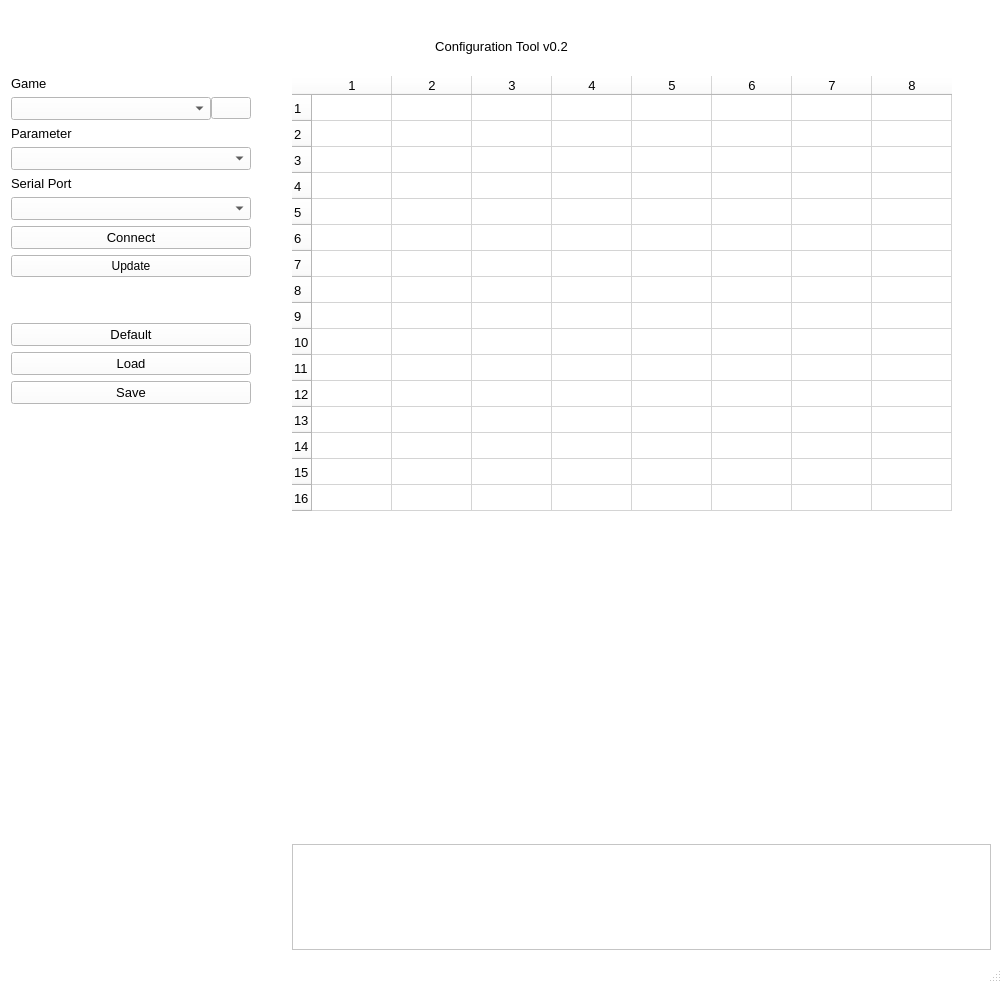
Above: afterglow_config/mainwindow.ui from bitfieldlabs/afterglow before the change. Below: the same form after it.
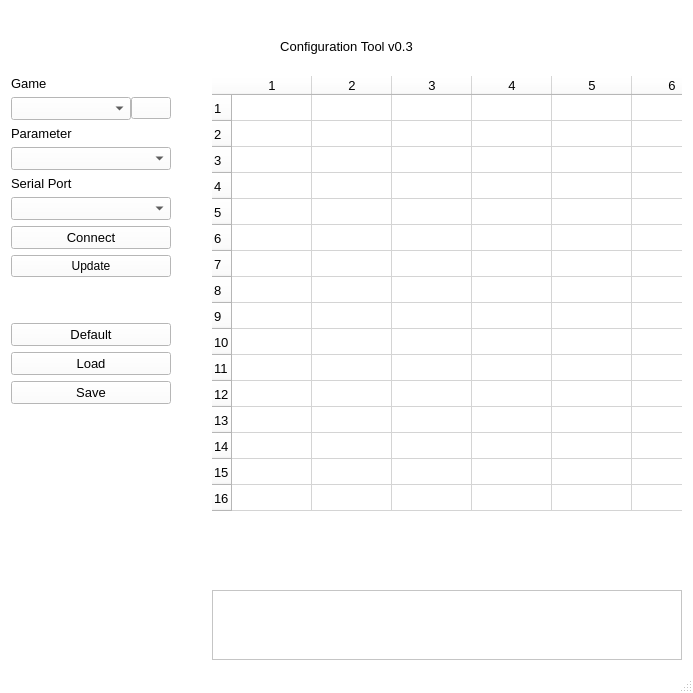
That is the form after the change. Icons and pictures are not drawn.

Diff of the .ui file:
```diff
--- a/afterglow_config/mainwindow.ui
+++ b/afterglow_config/mainwindow.ui
@@ -6,8 +6,8 @@
    <rect>
     <x>0</x>
     <y>0</y>
-    <width>1002</width>
-    <height>983</height>
+    <width>693</width>
+    <height>693</height>
    </rect>
   </property>
   <property name="palette">
@@ -526,7 +526,7 @@
          </font>
         </property>
         <property name="text">
-         <string>Configuration Tool v0.2</string>
+         <string>Configuration Tool v0.3</string>
         </property>
         <property name="scaledContents">
          <bool>true</bool>
@@ -613,7 +613,7 @@
             </property>
             <property name="minimumSize">
              <size>
-              <width>200</width>
+              <width>120</width>
               <height>0</height>
              </size>
             </property>
```
